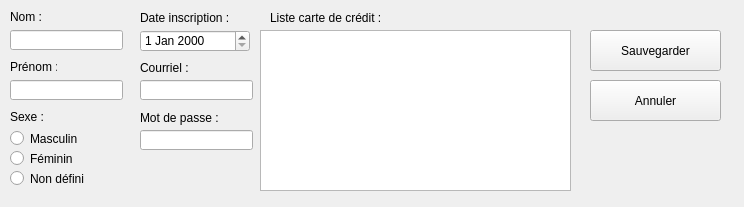
Above: popupcustomer.ui from Urzawrym/Newflix before the change. Below: the same form after it.
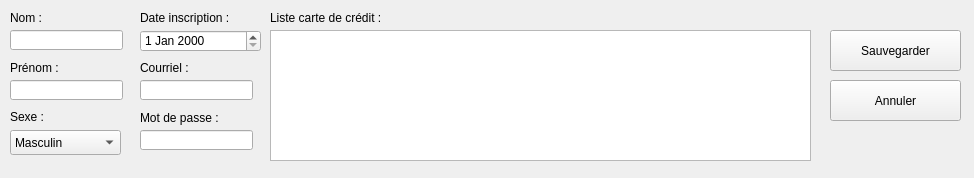
That is the form after the change.

Commit message:
Merge pull request #1 from Urzawrym/UI
UI

The edit to the form file:
```diff
--- a/popupcustomer.ui
+++ b/popupcustomer.ui
@@ -6,8 +6,8 @@
    <rect>
     <x>0</x>
     <y>0</y>
-    <width>744</width>
-    <height>207</height>
+    <width>974</width>
+    <height>178</height>
    </rect>
   </property>
   <property name="windowTitle">
@@ -18,8 +18,8 @@
     <rect>
      <x>10</x>
      <y>10</y>
-     <width>47</width>
-     <height>13</height>
+     <width>101</width>
+     <height>16</height>
     </rect>
    </property>
    <property name="text">
@@ -41,8 +41,8 @@
     <rect>
      <x>10</x>
      <y>60</y>
-     <width>47</width>
-     <height>13</height>
+     <width>111</width>
+     <height>16</height>
     </rect>
    </property>
    <property name="text">
@@ -72,51 +72,12 @@
     <string>Sexe :</string>
    </property>
   </widget>
-  <widget class="QRadioButton" name="radioButton">
-   <property name="geometry">
-    <rect>
-     <x>10</x>
-     <y>130</y>
-     <width>82</width>
-     <height>17</height>
-    </rect>
-   </property>
-   <property name="text">
-    <string>Masculin</string>
-   </property>
-  </widget>
-  <widget class="QRadioButton" name="radioButton_2">
-   <property name="geometry">
-    <rect>
-     <x>10</x>
-     <y>150</y>
-     <width>82</width>
-     <height>17</height>
-    </rect>
-   </property>
-   <property name="text">
-    <string>Féminin</string>
-   </property>
-  </widget>
-  <widget class="QRadioButton" name="radioButton_3">
-   <property name="geometry">
-    <rect>
-     <x>10</x>
-     <y>170</y>
-     <width>82</width>
-     <height>17</height>
-    </rect>
-   </property>
-   <property name="text">
-    <string>Non défini</string>
-   </property>
-  </widget>
   <widget class="QLabel" name="label_5">
    <property name="geometry">
     <rect>
      <x>140</x>
      <y>10</y>
-     <width>91</width>
+     <width>121</width>
      <height>16</height>
     </rect>
    </property>
@@ -129,7 +90,7 @@
     <rect>
      <x>140</x>
      <y>30</y>
-     <width>110</width>
+     <width>121</width>
      <height>22</height>
     </rect>
    </property>
@@ -183,7 +144,7 @@
   <widget class="QPushButton" name="pushButton">
    <property name="geometry">
     <rect>
-     <x>590</x>
+     <x>830</x>
      <y>30</y>
      <width>131</width>
      <height>41</height>
@@ -196,7 +157,7 @@
   <widget class="QPushButton" name="pushButton_2">
    <property name="geometry">
     <rect>
-     <x>590</x>
+     <x>830</x>
      <y>80</y>
      <width>131</width>
      <height>41</height>
@@ -209,10 +170,10 @@
   <widget class="QListWidget" name="listWidget">
    <property name="geometry">
     <rect>
-     <x>260</x>
+     <x>270</x>
      <y>30</y>
-     <width>311</width>
-     <height>161</height>
+     <width>541</width>
+     <height>131</height>
     </rect>
    </property>
   </widget>
@@ -221,7 +182,7 @@
     <rect>
      <x>270</x>
      <y>10</y>
-     <width>111</width>
+     <width>161</width>
      <height>16</height>
     </rect>
    </property>
@@ -229,6 +190,31 @@
     <string>Liste carte de crédit :</string>
    </property>
   </widget>
+  <widget class="QComboBox" name="comboBox">
+   <property name="geometry">
+    <rect>
+     <x>10</x>
+     <y>130</y>
+     <width>111</width>
+     <height>25</height>
+    </rect>
+   </property>
+   <item>
+    <property name="text">
+     <string>Masculin</string>
+    </property>
+   </item>
+   <item>
+    <property name="text">
+     <string>Féminin</string>
+    </property>
+   </item>
+   <item>
+    <property name="text">
+     <string>Non défini</string>
+    </property>
+   </item>
+  </widget>
  </widget>
  <resources/>
  <connections/>
```
The commit also changes 7 other files.
